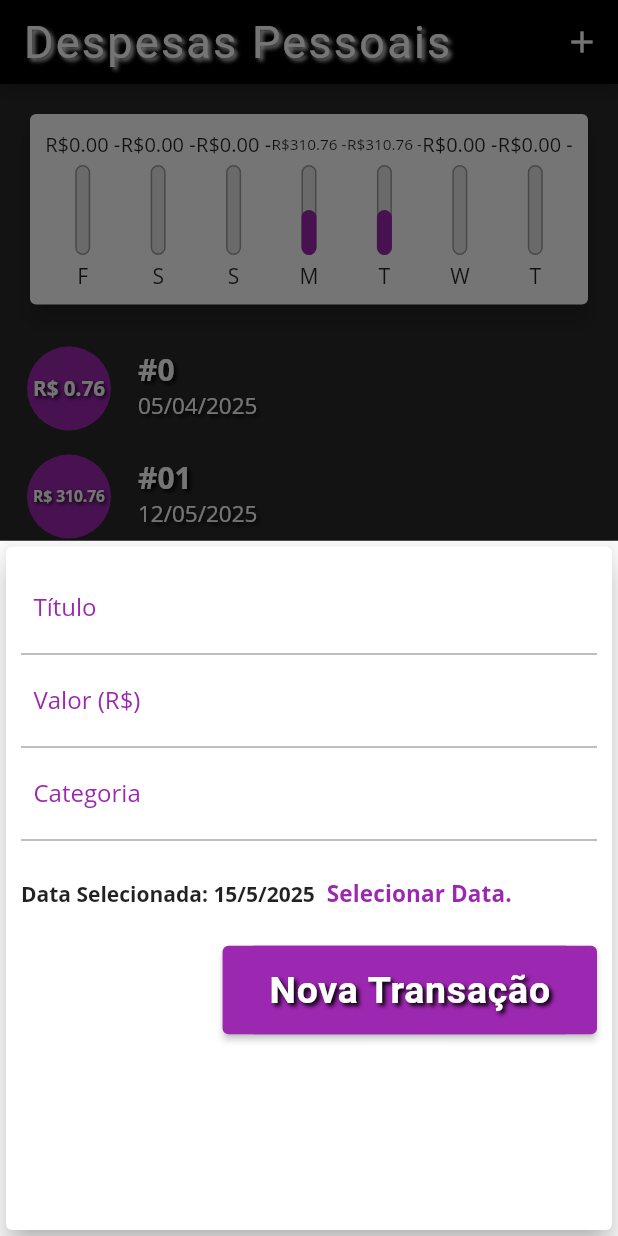
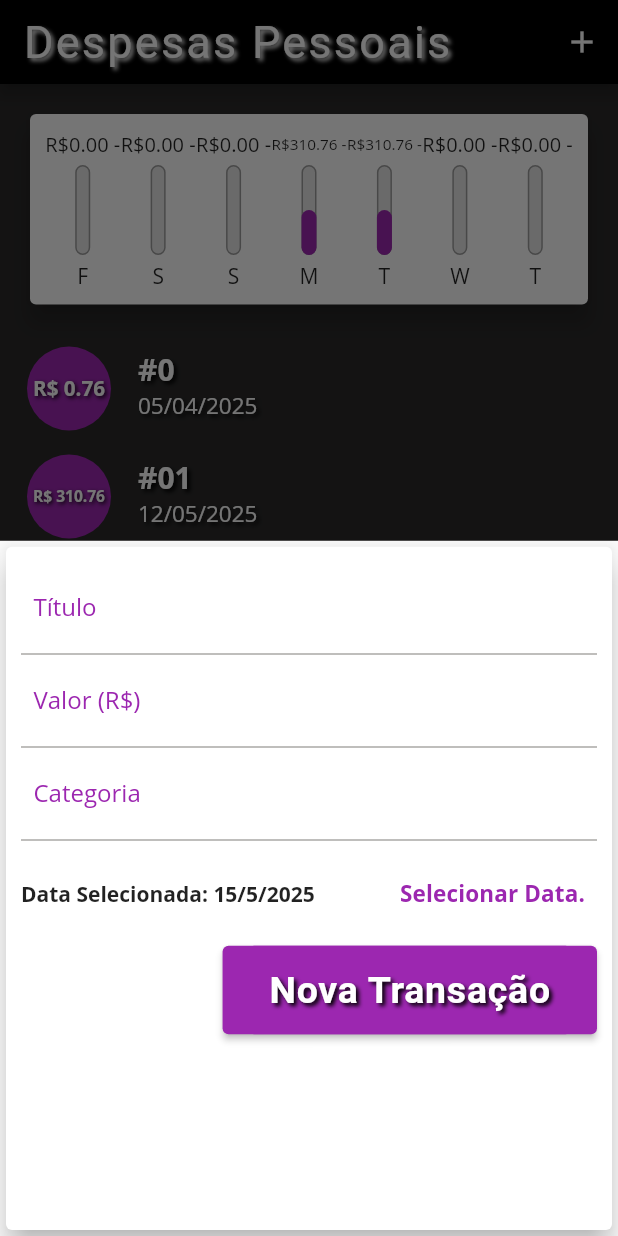
Before and after one commit to GuestRicardo/despesas, a Flutter app: the screen it shows after launch, after a tap on the "add" icon, on a phone screen of 412 x 824 dp. Run offline on Flutter 3.47's test engine with Material 3 defaults, Android fonts, the phone set to English and light mode, and no system bars; Roboto replaces fonts that are missing (OpenSans-Bold).

```diff
--- a/lib/components/transaction_form.dart
+++ b/lib/components/transaction_form.dart
@@ -40,7 +40,9 @@ class _TransactionFormState extends State<TransactionForm> {
       if (pickedDate == null) {
         return;
       }
-      _selectedDate = pickedDate;
+      setState(() {
+        _selectedDate = pickedDate; //atualiza a data selecionada
+      });
     });
   }
 
@@ -84,11 +86,13 @@ class _TransactionFormState extends State<TransactionForm> {
               height: 70,
               child: Row(
                 children: <Widget>[
-                  Text(
-                    _selectedDate == null
-                        ? 'Nenhuma data selecionada!'
-                        : 'Data Selecionada: ${_selectedDate.day}/${_selectedDate.month}/${_selectedDate.year}',
-                    style: TextStyle(fontWeight: FontWeight.bold),
+                  Expanded(
+                    child: Text(
+                      _selectedDate == null
+                          ? 'Nenhuma data selecionada!'
+                          : 'Data Selecionada: ${_selectedDate.day}/${_selectedDate.month}/${_selectedDate.year}',
+                      style: TextStyle(fontWeight: FontWeight.bold),
+                    ),
                   ),
                   TextButton(
                     onPressed: _showDatePicker,
```
